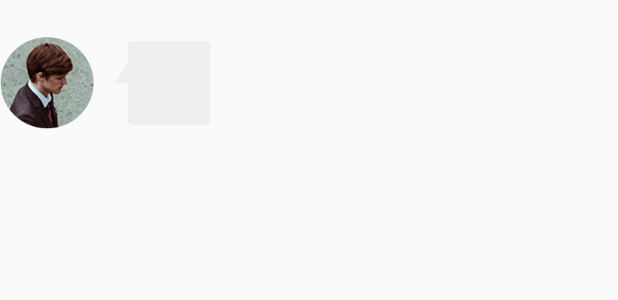
After one commit to manish23/chat_Application, an Android app: the layout chatting_item_msg_text_left.xml on its own in the app's theme, with its tools: preview values and no code run, on a phone screen of 412 x 824 dp. The commit adds this screen. Shown: the top 300 px of the screen. Run offline under Robolectric (Android 15) with nearby library versions, the phone set to English and light mode, and no system bars.

Commit message:
Add profile_picture and bubble background and show time

```diff
--- a/app/src/main/res/layout/activity_chat.xml
+++ b/app/src/main/res/layout/activity_chat.xml
@@ -68,9 +68,9 @@
     <ListView
         android:id="@+id/List_view"
         android:layout_above="@+id/bottom"
+        android:divider="#000000"
         android:layout_width="fill_parent"
         android:layout_height="fill_parent">
-
     </ListView>
 
 </RelativeLayout>
--- /dev/null
+++ b/app/src/main/res/layout/chatting_item_msg_text_left.xml
@@ -0,0 +1,39 @@
+<?xml version="1.0" encoding="utf-8"?>
+<LinearLayout xmlns:android="http://schemas.android.com/apk/res/android"
+    android:layout_width="fill_parent"
+    android:orientation="vertical"
+    android:gravity="center_horizontal"
+    android:layout_height="wrap_content">
+    <LinearLayout
+        android:layout_width="fill_parent"
+        android:layout_height="wrap_content"
+        android:orientation="vertical"
+        android:gravity="center_horizontal">
+        <TextView
+            android:id="@+id/receive_time"
+            android:layout_width="wrap_content"
+            android:layout_height="wrap_content" />
+    </LinearLayout>
+    <RelativeLayout
+        android:layout_width="fill_parent"
+        android:layout_height="wrap_content"
+        android:layout_marginTop="5dp" >
+        <ImageView
+            android:id="@+id/receive_image"
+            android:layout_width="wrap_content"
+            android:layout_height="wrap_content"
+            android:focusable="false"
+            android:layout_alignParentLeft="true"
+            android:layout_alignParentTop="true"
+            android:background="@drawable/user_chat1"/>
+        <TextView
+            android:id="@+id/receive_text"
+            android:layout_toRightOf="@id/receive_image"
+            android:layout_marginLeft="10dp"
+            android:textSize="15sp"
+            android:gravity="center"
+            android:layout_width="wrap_content"
+            android:layout_height="wrap_content"
+            android:background="@drawable/chat_message_receive_pop_bg"/>
+    </RelativeLayout>
+</LinearLayout>
```
Also changed, not shown: app/src/main/java/com/ihs/demo/message_2013011337/ChatActivity.java (+23 -13 lines), app/src/main/java/com/ihs/demo/message_2013011337/ChatEntity.java (added, +22 -0 lines), app/src/main/java/com/ihs/demo/message_2013011337/MsgAdapter.java (added, +118 -0 lines), app/src/main/res/layout/chatting_item_msg_text_right.xml (added, +41 -0 lines).
